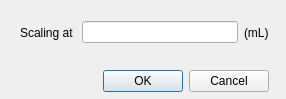
Qt form FSECplotter/pyqt/dialogs/yscale_dialog.ui (TaizoAyase/FSECplotter2) before a commit.
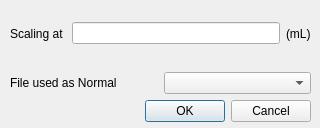
The same form after that commit.

```diff
--- a/FSECplotter/pyqt/dialogs/yscale_dialog.ui
+++ b/FSECplotter/pyqt/dialogs/yscale_dialog.ui
@@ -6,8 +6,8 @@
    <rect>
     <x>0</x>
     <y>0</y>
-    <width>286</width>
-    <height>99</height>
+    <width>320</width>
+    <height>128</height>
    </rect>
   </property>
   <property name="windowTitle">
@@ -16,10 +16,10 @@
   <widget class="QWidget" name="verticalLayoutWidget">
    <property name="geometry">
     <rect>
-     <x>20</x>
+     <x>10</x>
      <y>1</y>
-     <width>249</width>
-     <height>91</height>
+     <width>301</width>
+     <height>121</height>
     </rect>
    </property>
    <layout class="QVBoxLayout" name="verticalLayout">
@@ -44,6 +44,20 @@
       </item>
      </layout>
     </item>
+    <item>
+     <layout class="QHBoxLayout" name="horizontalLayout_2">
+      <item>
+       <widget class="QLabel" name="filename_label">
+        <property name="text">
+         <string>File used as Normal</string>
+        </property>
+       </widget>
+      </item>
+      <item>
+       <widget class="QComboBox" name="filename_for_normal"/>
+      </item>
+     </layout>
+    </item>
     <item>
      <widget class="QDialogButtonBox" name="buttonBox">
       <property name="orientation">
```
